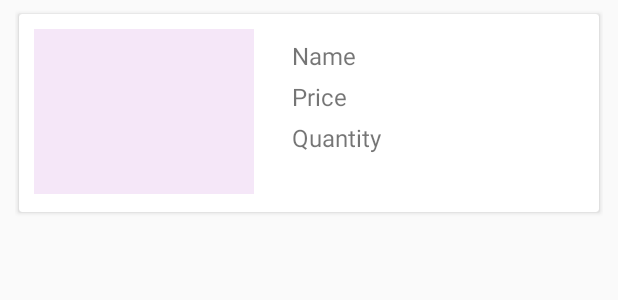
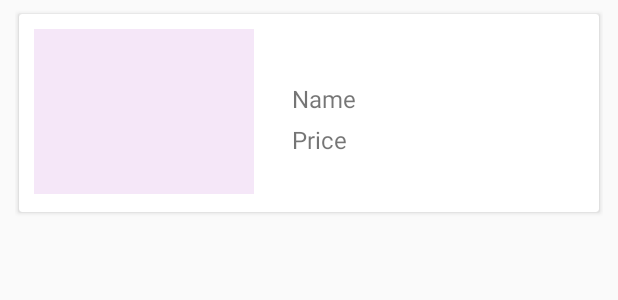
Before and after one commit to hiephm95/ProjectCakeMaker, an Android app: the layout item_result_search.xml on its own in the app's theme, with its tools: preview values and no code run, on a phone screen of 412 x 824 dp. Shown: the top 300 px of the screen. Run offline under Robolectric (Android 15) with nearby library versions, the phone set to English and light mode, and no system bars.

Commit message:
Search Feature

```diff
--- a/app/src/main/res/layout/activity_search.xml
+++ b/app/src/main/res/layout/activity_search.xml
@@ -37,6 +37,8 @@
                     android:layout_height="match_parent"
                     android:background="@drawable/custom_border"
                     android:hint="Search Your Cakes"
+                    android:imeOptions="actionSearch"
+                    android:inputType="text"
                     android:paddingLeft="10dp"
                     android:textSize="18dp" />
             </RelativeLayout>
@@ -44,6 +46,7 @@
     </android.support.v7.widget.Toolbar>
 
     <android.support.v7.widget.RecyclerView
+        android:id="@+id/rvSearch"
         android:layout_width="match_parent"
         android:layout_height="match_parent" />
 
--- a/app/src/main/res/layout/item_result_search.xml
+++ b/app/src/main/res/layout/item_result_search.xml
@@ -22,7 +22,7 @@
             android:weightSum="10">
 
             <ImageView
-                android:id="@+id/ivCartPicture"
+                android:id="@+id/ivSearchPicture"
                 android:layout_width="match_parent"
                 android:layout_height="110dp"
                 android:layout_weight="6"
@@ -54,25 +54,6 @@
                     android:text="Price"
                     android:layout_marginTop="5dp"
                     android:textSize="16dp" />
-
-                <TextView
-                    android:id="@+id/tvQuantity"
-                    android:layout_width="wrap_content"
-                    android:layout_height="wrap_content"
-                    android:layout_alignParentRight="true"
-                    android:layout_below="@+id/tvNameCart"
-                    android:layout_marginTop="5dp"
-                    android:paddingRight="11dp"
-                    android:text="Quantity"
-                    android:textSize="16dp" />
-
-                <TextView
-                    android:id="@+id/tvQuantitySearch"
-                    android:layout_width="50dp"
-                    android:layout_height="30dp"
-                    android:layout_alignParentRight="true"
-                    android:layout_below="@+id/tvNameCart"
-                    android:textSize="16dp" />
             </LinearLayout>
 
         </LinearLayout>
```
Also changed, not shown: app/src/main/java/com/example/hoanghiep/projectcakemaker/activity/SearchActivity.java (+64 -4 lines), app/src/main/java/com/example/hoanghiep/projectcakemaker/adapter/RecyclerViewSearchAdapter.java (+22 -10 lines), app/src/main/java/com/example/hoanghiep/projectcakemaker/fragment/EventFragment.java (+0 -21 lines), app/src/main/java/com/example/hoanghiep/projectcakemaker/job/ProductByNameAsync.java (added, +93 -0 lines), 1 other file.
